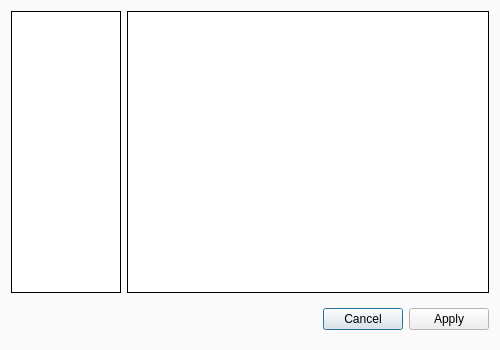
First picture: the form in src/view/settings/settingsdialog.ui, repository florianblume/6d-pat, before the edit.
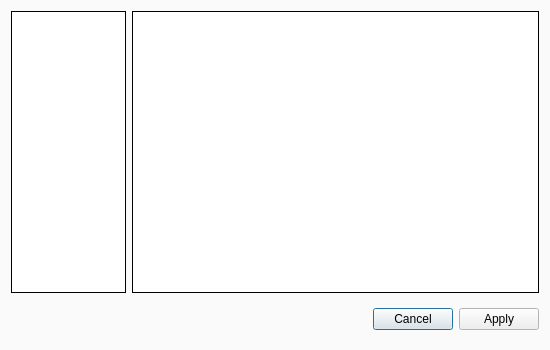
Second picture: the form after the edit. Custom widgets are drawn as their Qt base class.

Commit message: Added some snapshot functionality to check whether file exists. Fixed mouse button issue when selecting a pose.

What changed in the file:
```diff
--- a/src/view/settings/settingsdialog.ui
+++ b/src/view/settings/settingsdialog.ui
@@ -6,7 +6,7 @@
    <rect>
     <x>0</x>
     <y>0</y>
-    <width>500</width>
+    <width>550</width>
     <height>350</height>
    </rect>
   </property>
@@ -170,7 +170,7 @@
     <widget class="QFrame" name="frame">
      <property name="sizePolicy">
       <sizepolicy hsizetype="Expanding" vsizetype="Expanding">
-       <horstretch>1</horstretch>
+       <horstretch>0</horstretch>
        <verstretch>7</verstretch>
       </sizepolicy>
      </property>
@@ -196,11 +196,17 @@
       <item row="0" column="0">
        <widget class="QListWidget" name="listWidgetSettings">
         <property name="sizePolicy">
-         <sizepolicy hsizetype="Maximum" vsizetype="Expanding">
+         <sizepolicy hsizetype="Fixed" vsizetype="Expanding">
           <horstretch>1</horstretch>
           <verstretch>0</verstretch>
          </sizepolicy>
         </property>
+        <property name="minimumSize">
+         <size>
+          <width>115</width>
+          <height>0</height>
+         </size>
+        </property>
         <property name="maximumSize">
          <size>
           <width>110</width>
@@ -270,7 +276,7 @@
        <widget class="QStackedWidget" name="stackedWidgetSettings">
         <property name="sizePolicy">
          <sizepolicy hsizetype="Expanding" vsizetype="Expanding">
-          <horstretch>3</horstretch>
+          <horstretch>1</horstretch>
           <verstretch>0</verstretch>
          </sizepolicy>
         </property>
```
The commit also changes 6 other files.
